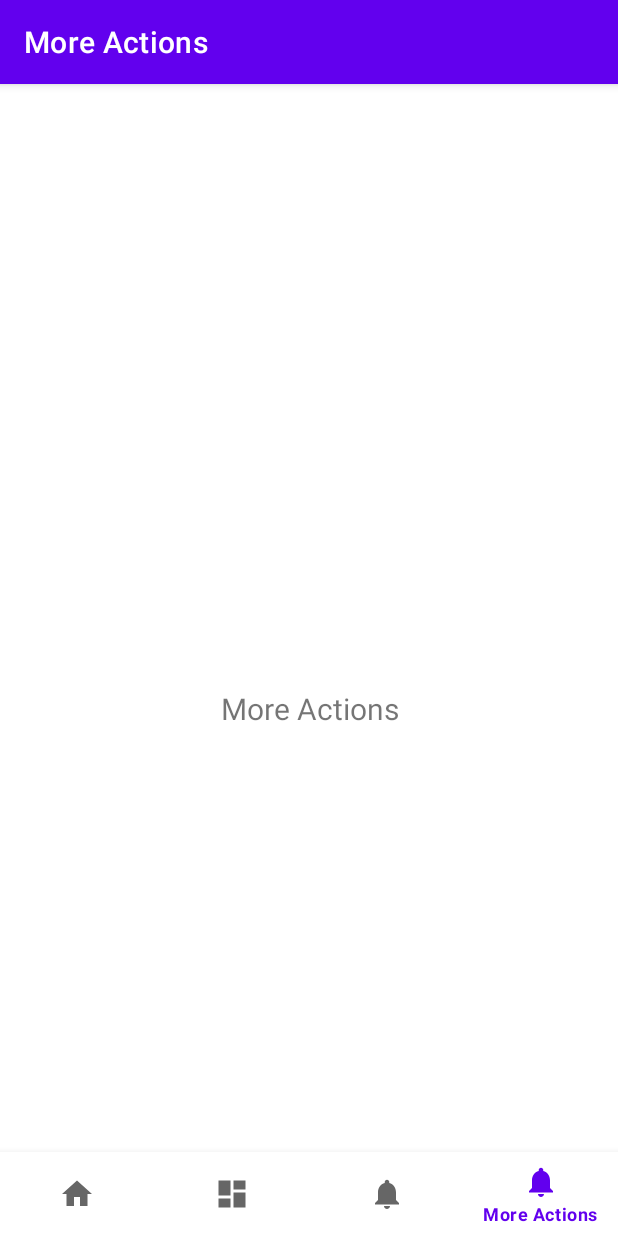
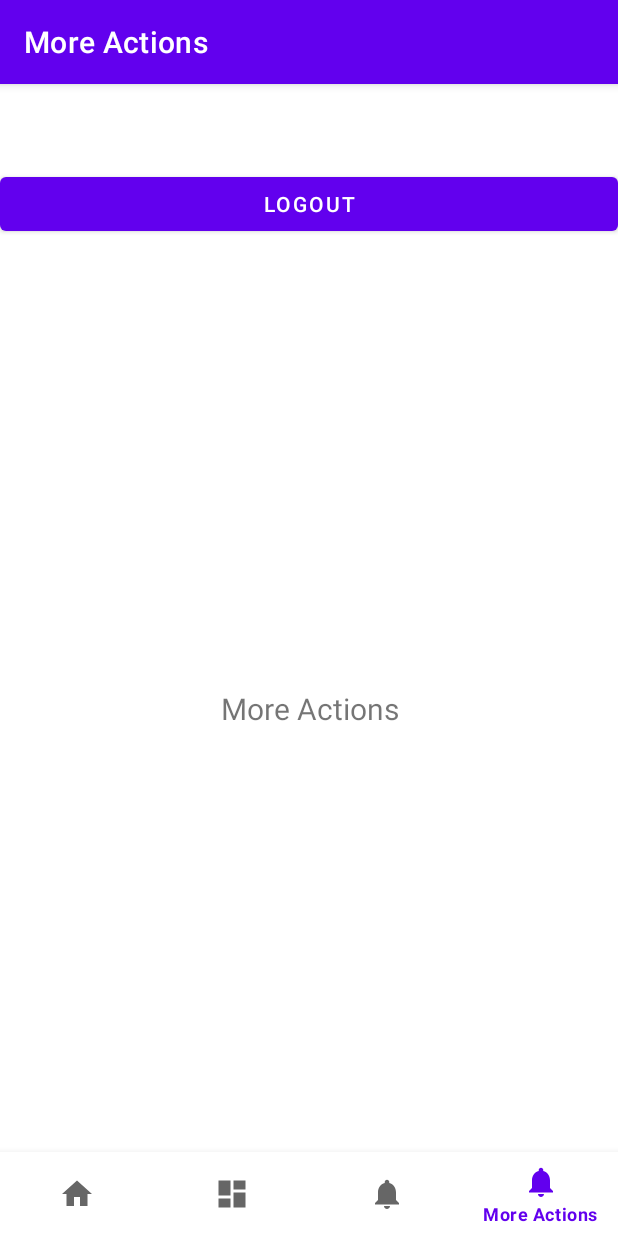
Before and after one commit to jpambattu/CareS, an Android app: the MoreActionsFragment screen opened through its navigation route, on a phone screen of 412 x 824 dp. Run offline under Robolectric (Android 15) with nearby library versions, the light colour scheme and no system bars; our stand-ins replace navigation-ui.

Commit message:
Added logout button

```diff
--- a/app/src/main/java/com/cea/cares/SharedPrefManager.java
+++ b/app/src/main/java/com/cea/cares/SharedPrefManager.java
@@ -7,7 +7,7 @@ import android.content.SharedPreferences;
 public class SharedPrefManager {
 
     //the constants
-    private static final String SHARED_PREF_NAME = "simplifiedcodingsharedpref";
+    private static final String SHARED_PREF_NAME = "sharedpref";
     private static final String KEY_USERNAME = "keyusername";
     private static final String KEY_EMAIL = "keyemail";
     private static final String KEY_ID = "keyid";
--- a/app/src/main/java/com/cea/cares/ui/moreactions/MoreActionsFragment.java
+++ b/app/src/main/java/com/cea/cares/ui/moreactions/MoreActionsFragment.java
@@ -4,12 +4,15 @@ import android.os.Bundle;
 import android.view.LayoutInflater;
 import android.view.View;
 import android.view.ViewGroup;
+import android.widget.Button;
 import android.widget.TextView;
 
 import androidx.annotation.NonNull;
 import androidx.fragment.app.Fragment;
-import androidx.lifecycle.ViewModelProvider;
 
+import com.cea.cares.R;
+import com.cea.cares.SharedPrefManager;
+import com.cea.cares.User;
 import com.cea.cares.databinding.FragmentMoreactionsBinding;
 
 public class MoreActionsFragment extends Fragment {
@@ -25,8 +28,14 @@ public class MoreActionsFragment extends Fragment {
 
         final TextView textView = binding.textDashboard;
         textView.setText("More Actions");
+
+        final Button button = binding.buttonLogout;
+        button.setOnClickListener(view -> SharedPrefManager.getInstance(getActivity()).logout());
+
         return root;
     }
+
+
 
     @Override
     public void onDestroyView() {
--- a/app/src/main/res/layout/fragment_moreactions.xml
+++ b/app/src/main/res/layout/fragment_moreactions.xml
@@ -19,4 +19,10 @@
         app:layout_constraintEnd_toEndOf="parent"
         app:layout_constraintStart_toStartOf="parent"
         app:layout_constraintTop_toTopOf="parent" />
+    <Button
+        android:layout_width="match_parent"
+        android:layout_height="wrap_content"
+        android:text="Logout"
+        tools:ignore="MissingConstraints"
+        android:id="@+id/buttonLogout" />
 </androidx.constraintlayout.widget.ConstraintLayout>
```
